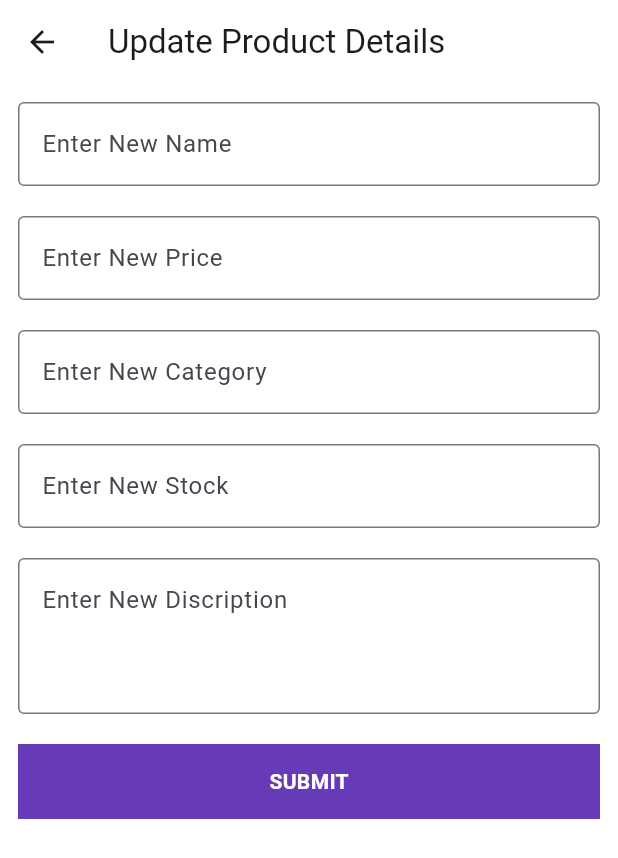
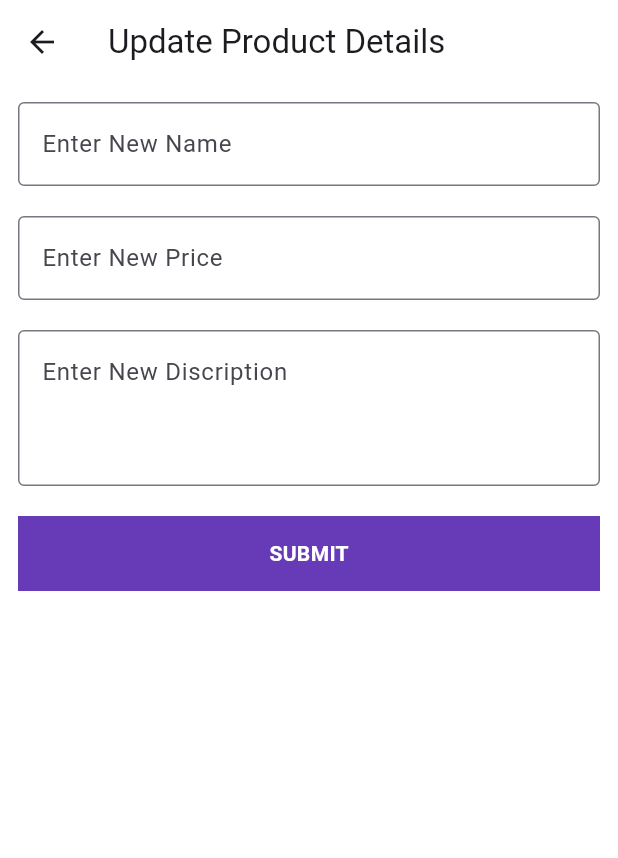
Before and after one commit to sreenandh-tp/task1, a Flutter app: the UpdatePage screen opened directly with empty values, after a tap on "SUBMIT", on a phone screen of 412 x 824 dp. Shown: the top 858 px of the screen. Run offline on Flutter 3.47's test engine with Material 3 defaults, Android fonts, the phone set to English and light mode, and no system bars; our stand-ins replace bloc, dartz, dio, flutter_bloc, freezed_annotation, get_it and 1 more; network calls fail.

Commit message:
1/11/2024

```diff
--- a/lib/application/update_product/update_product_bloc.dart
+++ b/lib/application/update_product/update_product_bloc.dart
@@ -1,8 +1,8 @@
 import 'package:bloc/bloc.dart';
-import 'package:dartz/dartz.dart';
+
 import 'package:freezed_annotation/freezed_annotation.dart';
 import 'package:injectable/injectable.dart';
-import 'package:sreenandh_machine_test/domain/core/mainFailures.dart';
+
 
 import 'package:sreenandh_machine_test/domain/upadate_product/i_update_product.dart';
 
@@ -26,7 +26,12 @@ class UpdateProductBloc extends Bloc<UpdateProductEvent, UpdateProductState> {
       var updatedProduct = await iUpdateProduct.getUpdatedProduct(
           productID: event.productID,
           productname: event.productname,
-          price: event.productprice);
+          price: event.productprice,
+          description: event.description
+
+
+
+          );
     });
   }
 }
--- a/lib/application/update_product/update_product_event.dart
+++ b/lib/application/update_product/update_product_event.dart
@@ -6,5 +6,6 @@ class UpdateProductEvent with _$UpdateProductEvent {
     required int productID,
     required String productname,
     required int productprice,
+    required String description,
   }) = UpdateProduct;
 }
--- a/lib/application/update_product/update_product_state.dart
+++ b/lib/application/update_product/update_product_state.dart
@@ -8,6 +8,7 @@ class UpdateProductState with _$UpdateProductState {
     required List<UpdateProduct> updatedList,
     String? productname,
     int? price,
+    String? description,
   }) = _Initial;
 
   factory UpdateProductState.initial() {
@@ -15,6 +16,7 @@ class UpdateProductState with _$UpdateProductState {
         isLoading: false,
         idUpdate: false,
         updatedList: [],
+        description: '',
         productname: '',
         price: 0);
   }
--- a/lib/domain/upadate_product/i_update_product.dart
+++ b/lib/domain/upadate_product/i_update_product.dart
@@ -10,5 +10,6 @@ abstract class IUpdateProduct {
     required int productID,
     required String productname,
     required int price,
+    required String description,
   });
 }
--- a/lib/infrastructure/update_product/update_product_rep.dart
+++ b/lib/infrastructure/update_product/update_product_rep.dart
@@ -14,12 +14,14 @@ class UpdateProductRep implements IUpdateProduct {
   getUpdatedProduct(
       {required int productID,
       required String productname,
+      required String description,
       required int price}) async {
     try {
       final body = {
         "title": productname,
         "price": price,
         "id": productID,
+        "description": description,
       };
 
       final response = await Dio().put(
--- a/lib/presentation/update_product/update_page.dart
+++ b/lib/presentation/update_product/update_page.dart
@@ -9,7 +9,7 @@ class UpdatePage extends StatelessWidget {
 
   final productnameController = TextEditingController();
   final productpriceController = TextEditingController();
-  // final productController = TextEditingController();
+  final productdiscriptionController = TextEditingController();
   @override
   Widget build(BuildContext context) {
     WidgetsBinding.instance.addPostFrameCallback((_) {});
@@ -51,20 +51,7 @@ class UpdatePage extends StatelessWidget {
                   ),
                   const SizedBox(height: 20),
                   TextFormField(
-                    decoration: const InputDecoration(
-                      hintText: 'Enter New Category',
-                      border: OutlineInputBorder(),
-                    ),
-                  ),
-                  const SizedBox(height: 20),
-                  TextFormField(
-                    decoration: const InputDecoration(
-                      hintText: 'Enter New Stock',
-                      border: OutlineInputBorder(),
-                    ),
-                  ),
-                  const SizedBox(height: 20),
-                  TextFormField(
+                    controller: productdiscriptionController,
                     maxLines: 5,
                     minLines: 3,
                     decoration: const InputDecoration(
@@ -84,6 +71,7 @@ class UpdatePage extends StatelessWidget {
                             BlocProvider.of<UpdateProductBloc>(context).add(
                               UpdateProductEvent.updateProduct(
                                 productID: id,
+                                description: productdiscriptionController.text,
                                 productname: productnameController.text,
                                 productprice:
                                     int.parse(productpriceController.text),
```
Also changed, not shown: lib/application/update_product/update_product_bloc.freezed.dart.
